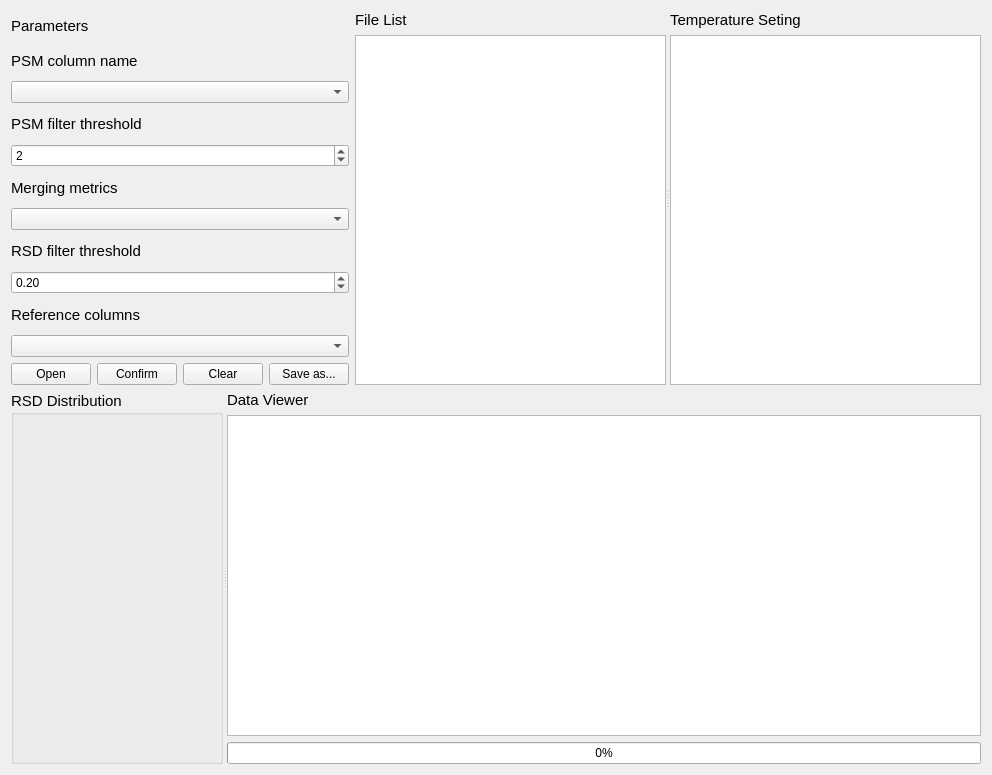
Before: the Qt Designer form Preprocess.ui in hcji/ProSAP, drawn with Qt 5.
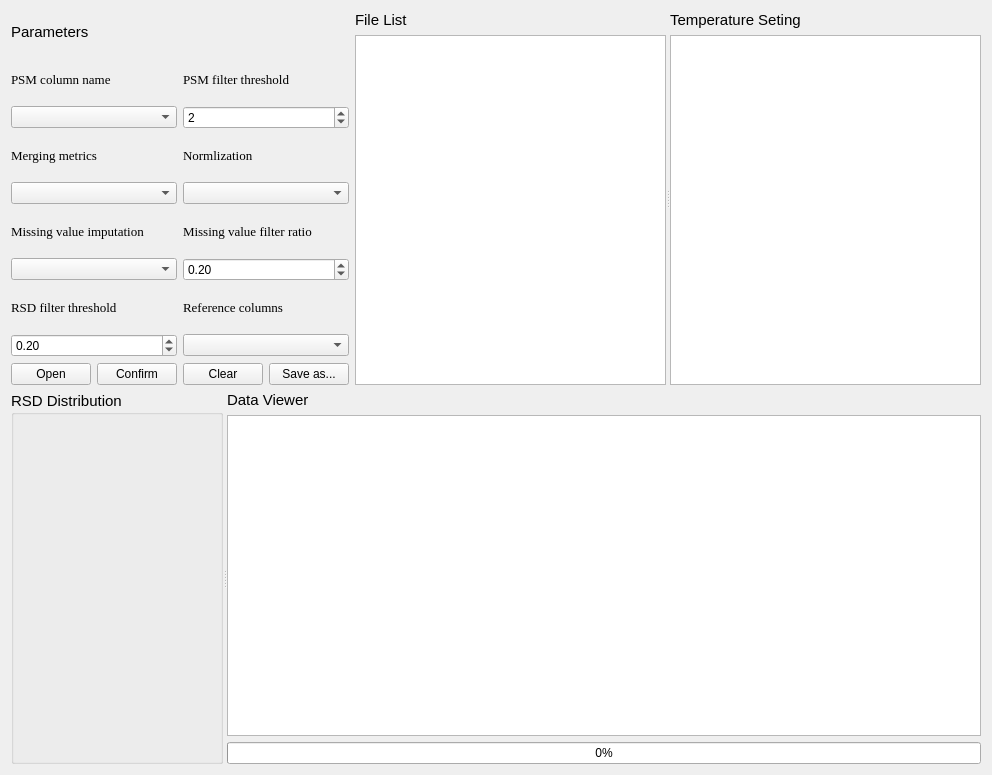
After: the same form once the commit is applied.

Diff of the .ui file:
```diff
--- a/Preprocess.ui
+++ b/Preprocess.ui
@@ -20,7 +20,96 @@
       <layout class="QHBoxLayout" name="horizontalLayout">
        <item>
         <layout class="QGridLayout" name="gridLayout">
-         <item row="2" column="0" colspan="4">
+         <item row="5" column="2" colspan="2">
+          <widget class="QLabel" name="label_3">
+           <property name="font">
+            <font>
+             <family>Times New Roman</family>
+             <pointsize>10</pointsize>
+            </font>
+           </property>
+           <property name="text">
+            <string>Normlization</string>
+           </property>
+          </widget>
+         </item>
+         <item row="11" column="0" colspan="2">
+          <widget class="QComboBox" name="comboBoxMV"/>
+         </item>
+         <item row="6" column="2" colspan="2">
+          <widget class="QComboBox" name="comboBox_2"/>
+         </item>
+         <item row="10" column="2" colspan="2">
+          <widget class="QLabel" name="label_11">
+           <property name="font">
+            <font>
+             <family>Times New Roman</family>
+             <pointsize>10</pointsize>
+            </font>
+           </property>
+           <property name="text">
+            <string>Missing value filter ratio</string>
+           </property>
+          </widget>
+         </item>
+         <item row="16" column="3">
+          <widget class="QPushButton" name="pushButtonSave">
+           <property name="text">
+            <string>Save as...</string>
+           </property>
+          </widget>
+         </item>
+         <item row="0" column="0" colspan="4">
+          <widget class="QLabel" name="label_1">
+           <property name="font">
+            <font>
+             <family>Arial</family>
+             <pointsize>11</pointsize>
+            </font>
+           </property>
+           <property name="text">
+            <string>Parameters</string>
+           </property>
+          </widget>
+         </item>
+         <item row="16" column="1">
+          <widget class="QPushButton" name="pushButtonConfirm">
+           <property name="text">
+            <string>Confirm</string>
+           </property>
+          </widget>
+         </item>
+         <item row="16" column="0">
+          <widget class="QPushButton" name="pushButtonOpen">
+           <property name="text">
+            <string>Open</string>
+           </property>
+          </widget>
+         </item>
+         <item row="16" column="2">
+          <widget class="QPushButton" name="pushButtonClear">
+           <property name="text">
+            <string>Clear</string>
+           </property>
+          </widget>
+         </item>
+         <item row="1" column="0" colspan="2">
+          <widget class="QLabel" name="label_5">
+           <property name="font">
+            <font>
+             <family>Times New Roman</family>
+             <pointsize>10</pointsize>
+            </font>
+           </property>
+           <property name="text">
+            <string>PSM column name</string>
+           </property>
+           <property name="alignment">
+            <set>Qt::AlignLeading|Qt::AlignLeft|Qt::AlignVCenter</set>
+           </property>
+          </widget>
+         </item>
+         <item row="2" column="0" colspan="2">
           <widget class="QComboBox" name="comboBoxPSM">
            <property name="contextMenuPolicy">
             <enum>Qt::DefaultContextMenu</enum>
@@ -33,27 +122,28 @@
            </property>
           </widget>
          </item>
-         <item row="0" column="0" colspan="4">
-          <widget class="QLabel" name="label_1">
+         <item row="5" column="0" colspan="2">
+          <widget class="QLabel" name="label_7">
            <property name="font">
             <font>
-             <family>Arial</family>
-             <pointsize>11</pointsize>
+             <family>Times New Roman</family>
+             <pointsize>10</pointsize>
             </font>
            </property>
            <property name="text">
-            <string>Parameters</string>
+            <string>Merging metrics</string>
+           </property>
+           <property name="alignment">
+            <set>Qt::AlignLeading|Qt::AlignLeft|Qt::AlignVCenter</set>
            </property>
           </widget>
          </item>
-         <item row="6" column="0" colspan="4">
-          <widget class="QComboBox" name="comboBoxMerging"/>
-         </item>
-         <item row="3" column="0" colspan="4">
+         <item row="1" column="2" colspan="2">
           <widget class="QLabel" name="label_6">
            <property name="font">
             <font>
-             <pointsize>11</pointsize>
+             <family>Times New Roman</family>
+             <pointsize>10</pointsize>
             </font>
            </property>
            <property name="text">
@@ -64,50 +154,40 @@
            </property>
           </widget>
          </item>
-         <item row="11" column="1">
-          <widget class="QPushButton" name="pushButtonConfirm">
-           <property name="text">
-            <string>Confirm</string>
-           </property>
-          </widget>
-         </item>
-         <item row="11" column="3">
-          <widget class="QPushButton" name="pushButtonSave">
-           <property name="text">
-            <string>Save as...</string>
-           </property>
-          </widget>
-         </item>
-         <item row="4" column="0" colspan="4">
+         <item row="2" column="2" colspan="2">
           <widget class="QSpinBox" name="spinBoxPSMFilter">
            <property name="value">
             <number>2</number>
            </property>
           </widget>
          </item>
-         <item row="1" column="0" colspan="4">
-          <widget class="QLabel" name="label_5">
+         <item row="6" column="0" colspan="2">
+          <widget class="QComboBox" name="comboBoxMerging"/>
+         </item>
+         <item row="10" column="0" colspan="2">
+          <widget class="QLabel" name="label">
            <property name="font">
             <font>
-             <pointsize>11</pointsize>
+             <family>Times New Roman</family>
+             <pointsize>10</pointsize>
             </font>
            </property>
            <property name="text">
-            <string>PSM column name</string>
+            <string>Missing value imputation</string>
            </property>
-           <property name="alignment">
-            <set>Qt::AlignLeading|Qt::AlignLeft|Qt::AlignVCenter</set>
-           </property>
           </widget>
          </item>
-         <item row="11" column="0">
-          <widget class="QPushButton" name="pushButtonOpen">
-           <property name="text">
-            <string>Open</string>
+         <item row="11" column="2" colspan="2">
+          <widget class="QDoubleSpinBox" name="doubleSpinBoxMVFilter">
+           <property name="singleStep">
+            <double>0.020000000000000</double>
            </property>
+           <property name="value">
+            <double>0.200000000000000</double>
+           </property>
           </widget>
          </item>
-         <item row="8" column="0" colspan="4">
+         <item row="13" column="0" colspan="2">
           <widget class="QDoubleSpinBox" name="doubleSpinBoxRSDFilter">
            <property name="singleStep">
             <double>0.020000000000000</double>
@@ -117,11 +197,12 @@
            </property>
           </widget>
          </item>
-         <item row="7" column="0" colspan="4">
+         <item row="12" column="0" colspan="2">
           <widget class="QLabel" name="label_8">
            <property name="font">
             <font>
-             <pointsize>11</pointsize>
+             <family>Times New Roman</family>
+             <pointsize>10</pointsize>
             </font>
            </property>
            <property name="text">
@@ -132,14 +213,12 @@
            </property>
           </widget>
          </item>
-         <item row="10" column="0" colspan="4">
-          <widget class="QComboBox" name="comboBoxReference"/>
-         </item>
-         <item row="9" column="0" colspan="4">
+         <item row="12" column="2" colspan="2">
           <widget class="QLabel" name="label_10">
            <property name="font">
             <font>
-             <pointsize>11</pointsize>
+             <family>Times New Roman</family>
+             <pointsize>10</pointsize>
             </font>
            </property>
            <property name="contextMenuPolicy">
@@ -153,30 +232,8 @@
            </property>
           </widget>
          </item>
-         <item row="11" column="2">
-          <widget class="QPushButton" name="pushButtonClear">
-           <property name="text">
-            <string>Clear</string>
-           </property>
-          </widget>
-         </item>
-         <item row="5" column="0" colspan="4">
-          <widget class="QLabel" name="label_7">
-           <property name="font">
-            <font>
-             <pointsize>11</pointsize>
-            </font>
-           </property>
-           <property name="contextMenuPolicy">
-            <enum>Qt::NoContextMenu</enum>
-           </property>
-           <property name="text">
-            <string>Merging metrics</string>
-           </property>
-           <property name="alignment">
-            <set>Qt::AlignLeading|Qt::AlignLeft|Qt::AlignVCenter</set>
-           </property>
-          </widget>
+         <item row="13" column="2" colspan="2">
+          <widget class="QComboBox" name="comboBoxReference"/>
          </item>
         </layout>
        </item>
```
Left out of the diff: 3 changed lines with no effect on the pictures.
